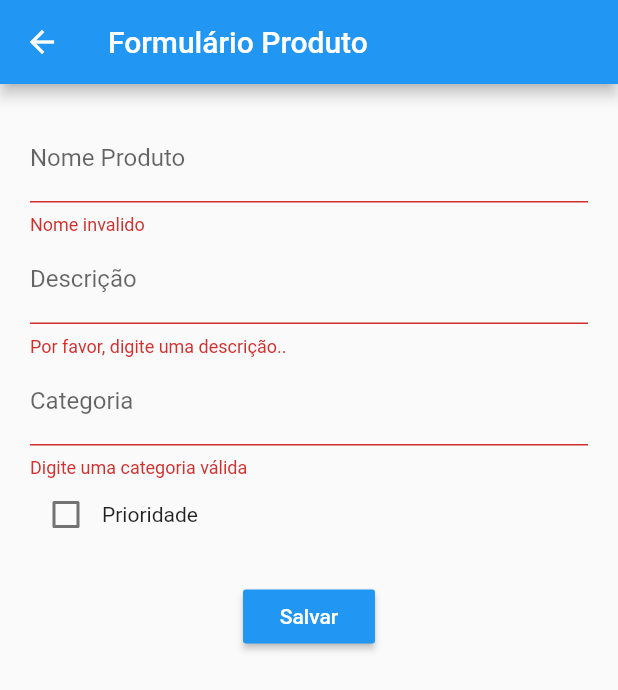
After one commit to jamil2gomes/projetoFlutter, a Flutter app: the PageForm screen opened directly, after a tap on "Salvar", on a phone screen of 412 x 824 dp. The commit adds this screen. Shown: the top 690 px of the screen. Run offline on Flutter 3.47's test engine with Material 2 defaults, Android fonts, the phone set to English and light mode, and no system bars; our stand-ins replace sqflite; accounts and stored records are empty.

Commit message:
modificação do produto, adição do formulario e dependecias

```diff
--- a/projeto_estoque/lib/modelo/produto.dart
+++ b/projeto_estoque/lib/modelo/produto.dart
@@ -1,24 +1,55 @@
 class Produto {
-  int id;
-  String nome;
-  String categoria;
-  int quantidade;
+  int _id;
+  String _nome;
+  String _descricao;
+  String _categoria;
+  int _quantidade;
+  bool _prioridade;
 
-  Produto({this.id, this.nome, this.categoria, this.quantidade});
+  Produto(
+      {int id,
+      String nome,
+      String categoria,
+      int quantidade,
+      bool prioridade,
+      String descricao}) {
+    this._id = id;
+    this._nome = nome;
+    this._descricao = descricao;
+    this._categoria = categoria;
+    this._quantidade = quantidade;
+    this._prioridade = prioridade;
+  }
+
+  int get id => _id;
+  set id(int id) => _id = id;
+  String get nome => _nome;
+  set nome(String nome) => _nome = nome;
+  String get descricao => _descricao;
+  set descricao(String descricao) => _descricao = descricao;
+  String get categoria => _categoria;
+  set categoria(String categoria) => _categoria = categoria;
+  int get quantidade => _quantidade;
+  set quantidade(int quantidade) => _quantidade = quantidade;
+  bool get prioridade => _prioridade;
+  set prioridade(bool prioridade) => _prioridade = prioridade;
 
   Produto.fromJson(Map<String, dynamic> json) {
-    id = json['id'];
-    nome = json['nome'];
-    categoria = json['categoria'];
-    quantidade = json['quantidade'];
+    _id = json['id'];
+    _nome = json['nome'];
+    _descricao = json['descricao'];
+    _categoria = json['categoria'];
+    _quantidade = json['quantidade'];
   }
 
   Map<String, dynamic> toJson() {
     final Map<String, dynamic> data = new Map<String, dynamic>();
-    data['id'] = this.id;
-    data['nome'] = this.nome;
-    data['categoria'] = this.categoria;
-    data['quantidade'] = this.quantidade;
+    data['id'] = this._id;
+    data['nome'] = this._nome;
+    data['descricao'] = this._descricao;
+    data['categoria'] = this._categoria;
+    data['quantidade'] = this._quantidade;
+
     return data;
   }
 }
--- /dev/null
+++ b/projeto_estoque/lib/paginas/pageform.dart
@@ -0,0 +1,137 @@
+import 'package:flutter/material.dart';
+import '../modelo/produto.dart';
+import 'dart:async';
+import 'package:path/path.dart';
+import 'package:sqflite/sqflite.dart';
+
+class PageForm extends StatefulWidget {
+  PageForm({Key key}) : super(key: key);
+
+  @override
+  _PageFormState createState() => _PageFormState();
+}
+
+class _PageFormState extends State<PageForm> {
+  final _formKey = GlobalKey<FormState>();
+  var produto = new Produto();
+
+  bool _isPrioridade = false;
+
+  void onChanged(bool value) {
+    setState(() {
+      _isPrioridade = value;
+    });
+  }
+
+  @override
+  Widget build(BuildContext context) {
+    return Scaffold(
+      appBar: AppBar(
+        title: Text("Formulário Produto"),
+      ),
+      body: Container(
+        child: Padding(
+          padding: EdgeInsets.all(20.0),
+          child: Form(
+            key: _formKey,
+            child: Column(
+              children: <Widget>[
+                TextFormField(
+                  keyboardType: TextInputType.text,
+                  decoration: InputDecoration(
+                      labelText: 'Nome Produto', hintText: 'Detergente'),
+                  validator: (input) =>
+                      input.length < 3 ? 'Nome invalido' : null,
+                  onSaved: (input) => produto.nome = input,
+                ),
+                TextFormField(
+                  keyboardType: TextInputType.text,
+                  decoration: InputDecoration(
+                      labelText: 'Descrição', hintText: 'Detergente X....'),
+                  validator: (input) => input.length == 0
+                      ? 'Por favor, digite uma descrição..'
+                      : null,
+                  onSaved: (input) => produto.descricao = input,
+                ),
+                TextFormField(
+                  keyboardType: TextInputType.text,
+                  decoration: InputDecoration(
+                      labelText: 'Categoria', hintText: 'Limpeza'),
+                  validator: (input) =>
+                      input.length < 3 ? 'Digite uma categoria válida' : null,
+                  onSaved: (input) => produto.categoria = input,
+                ),
+                // Row(
+                //   children: <Widget>[
+                //     Text('Masculino'),
+                //     Radio(
+                //       value: 0,
+                //       groupValue: selectedRadio,
+                //       onChanged: (int val) {
+                //         _setSelectedRadio(val);
+                //         usuario.sexo = selectedRadio;
+                //       },
+                //     ),
+                //     Text('Feminino'),
+                //     Radio(
+                //       value: 1,
+                //       groupValue: selectedRadio,
+                //       onChanged: (val) {
+                //         _setSelectedRadio(val);
+                //         usuario.sexo = selectedRadio;
+                //       },
+                //     ),
+                //   ],
+                // ),
+                Row(
+                  children: <Widget>[
+                    Checkbox(
+                      value: _isPrioridade,
+                      onChanged: (bool value) {
+                        onChanged(value);
+                        produto.prioridade = _isPrioridade;
+                      },
+                    ),
+                    Text('Prioridade'),
+                  ],
+                ),
+                Container(
+                  child: new RaisedButton(
+                    child: new Text(
+                      'Salvar',
+                      style: new TextStyle(color: Colors.white),
+                    ),
+                    onPressed: () {
+                      String texto = "";
+                      submit()
+                          ? texto = "Produto salvo com sucesso"
+                          : texto = "Erro ao salvar Produto";
+
+                      final snackBar = SnackBar(
+                        content: Text(texto),
+                      );
+                      Scaffold.of(context).showSnackBar(snackBar);
+                    },
+                    color: Colors.blue,
+                  ),
+                  margin: new EdgeInsets.only(top: 20.0),
+                )
+              ],
+            ),
+          ),
+        ),
+      ),
+    );
+  }
+
+  bool submit() {
+    // First validate form.
+    if (this._formKey.currentState.validate()) {
+      _formKey.currentState.save(); // Save our form now.
+      print(produto);
+      return true;
+    } else {
+      return false;
+    }
+  }
+}
--- a/projeto_estoque/lib/paginas/pageinicial.dart
+++ b/projeto_estoque/lib/paginas/pageinicial.dart
@@ -23,7 +23,7 @@ class PageInicial extends StatelessWidget {
       padding: EdgeInsets.all(6),
       child: Column(
         children: <Widget>[
-          // _imagem('assets/images/logotcc.png'),
+          _imagem('assets/images/iconproduct.png'),
           _texto('Gerenciamento de Estoque'),
           _botao(context),
         ],
```
Also changed, not shown: projeto_estoque/pubspec.yaml (+4 -3 lines), projeto_estoque/assets/images/iconproduct.png (added), projeto_estoque/pubspec.lock.
